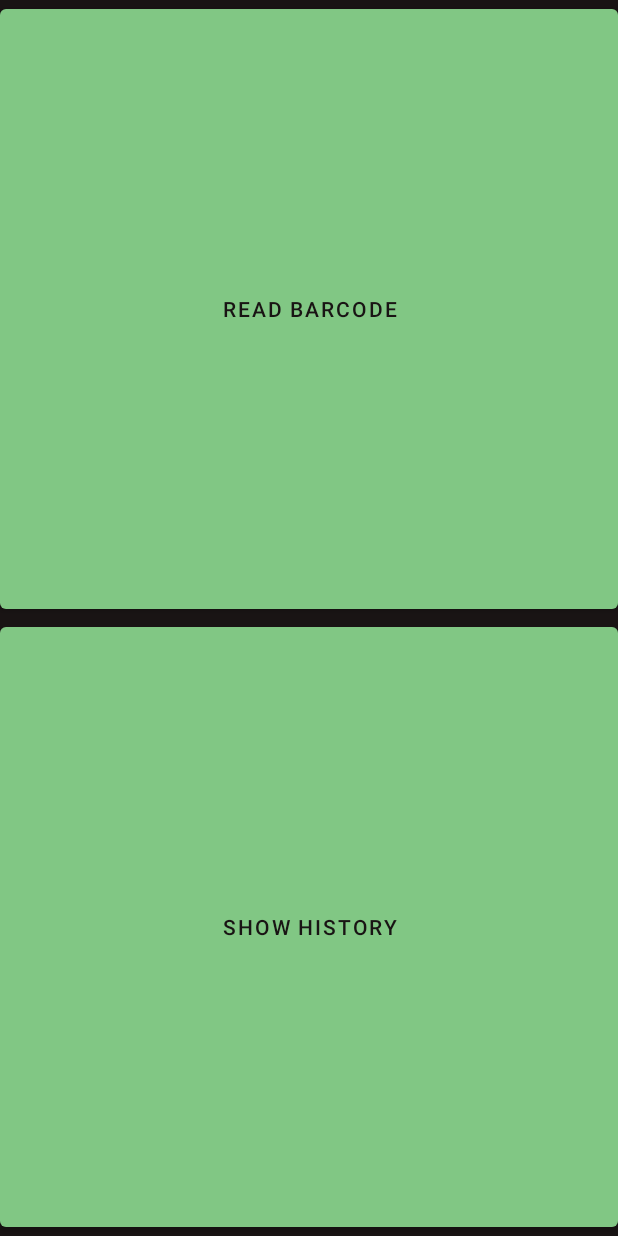
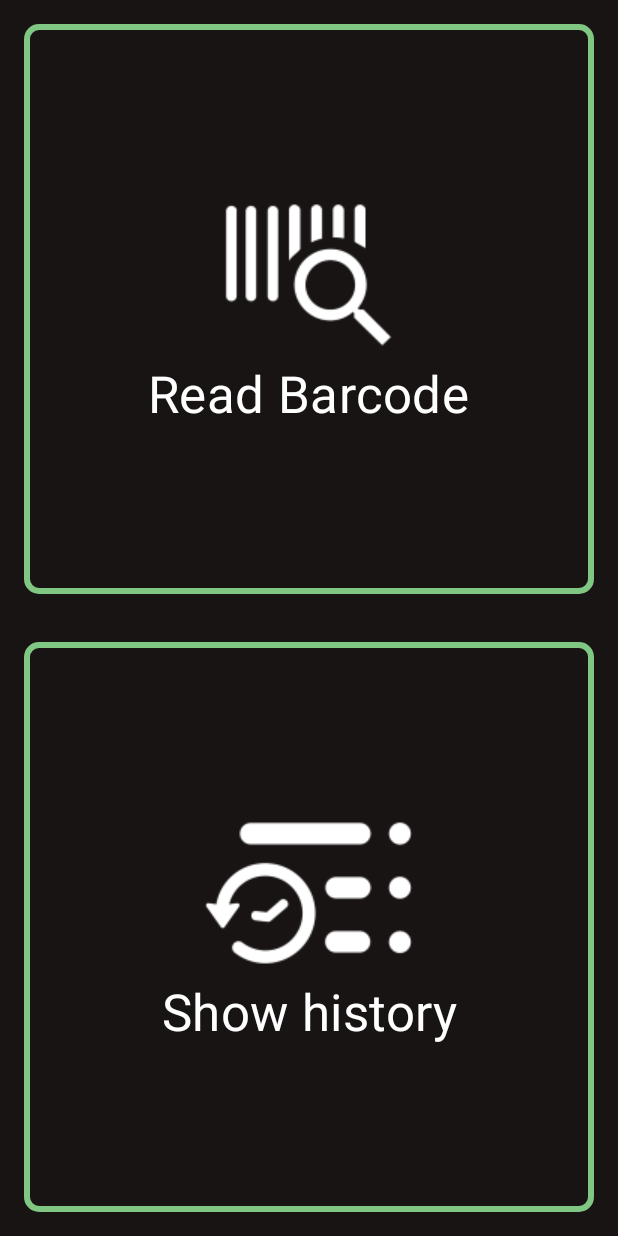
Before and after one commit to kix2902/CD2Spotify, an Android app: the screen it shows after launch (MainActivity), on a phone screen of 412 x 824 dp. Run offline under Robolectric (Android 15) with nearby library versions, the phone set to English and light mode, and no system bars.

Commit message:
Update main layout with almost final design

```diff
--- a/app/src/main/res/layout/activity_main.xml
+++ b/app/src/main/res/layout/activity_main.xml
@@ -1,21 +1,50 @@
 <?xml version="1.0" encoding="utf-8"?>
 <LinearLayout xmlns:android="http://schemas.android.com/apk/res/android"
+    xmlns:app="http://schemas.android.com/apk/res-auto"
     android:layout_width="match_parent"
     android:layout_height="match_parent"
     android:orientation="vertical">
 
-    <Button
+    <FrameLayout
         android:id="@+id/read_barcode"
         android:layout_width="match_parent"
         android:layout_height="0dp"
+        android:layout_margin="16dp"
         android:layout_weight="1"
-        android:text="Read Barcode" />
+        android:background="@drawable/main_button_background"
+        android:foreground="?attr/selectableItemBackground">
 
-    <Button
+        <TextView
+            android:layout_width="wrap_content"
+            android:layout_height="wrap_content"
+            android:layout_gravity="center"
+            android:gravity="center"
+            android:text="Read Barcode"
+            android:textAppearance="?attr/textAppearanceHeadline4"
+            android:textColor="@color/white"
+            app:drawableTint="@color/white"
+            app:drawableTopCompat="@drawable/barcode_search" />
+    </FrameLayout>
+
+    <FrameLayout
         android:id="@+id/show_history"
         android:layout_width="match_parent"
         android:layout_height="0dp"
+        android:layout_margin="16dp"
         android:layout_weight="1"
-        android:text="Show history" />
+        android:background="@drawable/main_button_background"
+        android:foreground="?attr/selectableItemBackground">
+
+        <TextView
+            android:layout_width="wrap_content"
+            android:layout_height="wrap_content"
+            android:layout_gravity="center"
+            android:gravity="center"
+            android:text="Show history"
+            android:textAppearance="?attr/textAppearanceHeadline4"
+            android:textColor="@color/white"
+            app:drawableTint="@color/white"
+            app:drawableTopCompat="@drawable/history_list" />
+    </FrameLayout>
 
 </LinearLayout>
```
